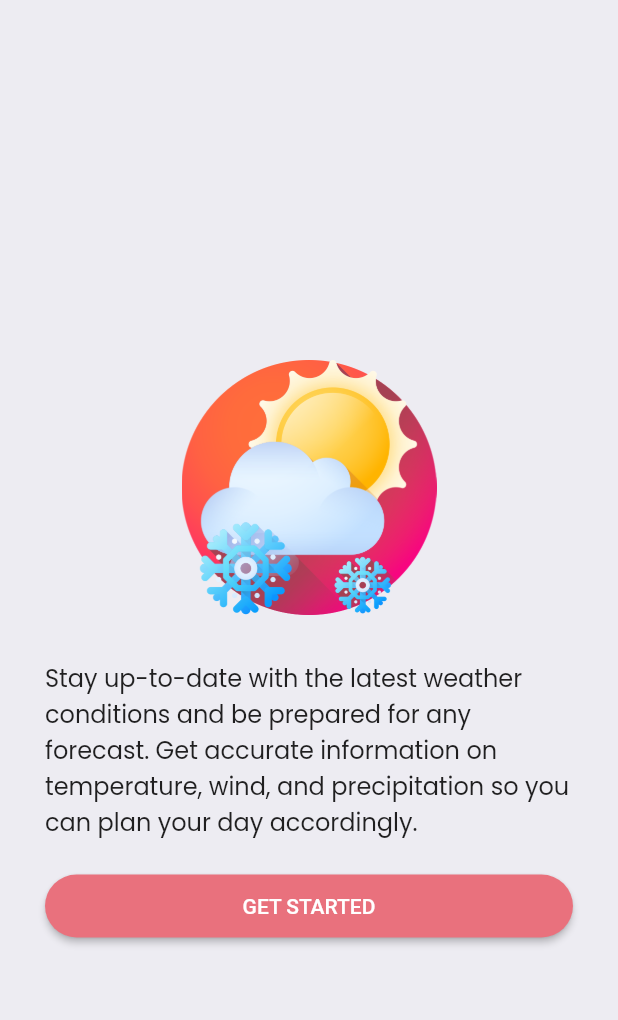
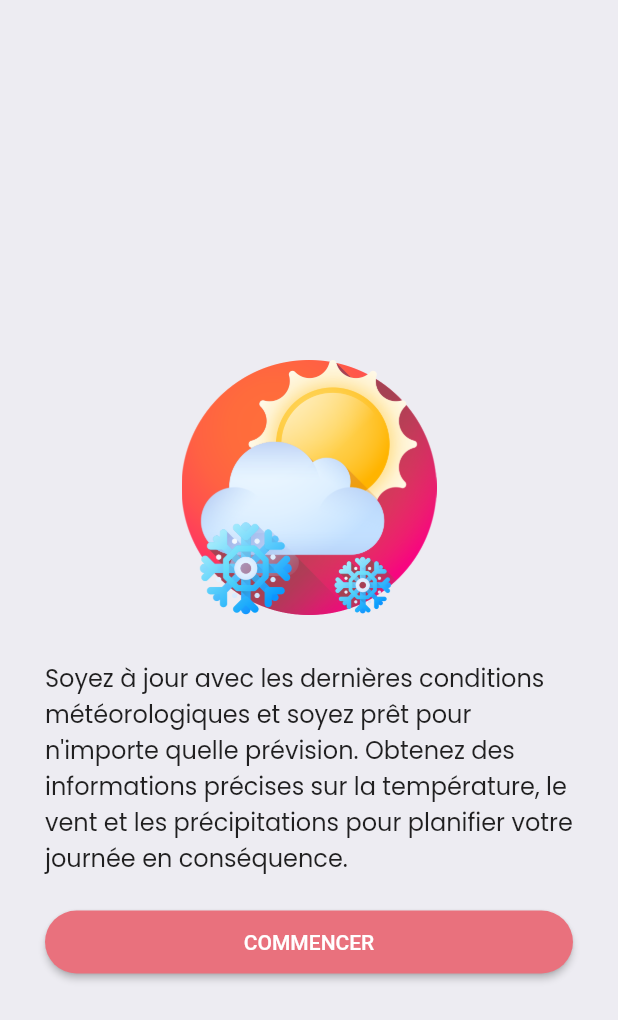
Before and after one commit to MoussaDioufDIALLO/WeatherAppFlutter, a Flutter app: the screen it shows after launch, on a phone screen of 412 x 824 dp. Shown: the top 1020 px of the screen. Run offline on Flutter 3.47's test engine with Material 2 defaults, Android fonts, the phone set to English and light mode, and no system bars; our stand-ins replace dio, get, google_fonts, percent_indicator, retrofit; generated files the repository leaves out were written again.

Commit message:
22/Mai/2023-23h

```diff
--- a/lib/Views/welcome_page.dart
+++ b/lib/Views/welcome_page.dart
@@ -38,7 +38,7 @@ class WelcomePage extends StatelessWidget {
                       bottom: 20
                   ),
                   child: Text(
-                    "Stay up-to-date with the latest weather conditions and be prepared for any forecast. Get accurate information on temperature, wind, and precipitation so you can plan your day accordingly.",
+                    "Soyez à jour avec les dernières conditions météorologiques et soyez prêt pour n'importe quelle prévision. Obtenez des informations précises sur la température, le vent et les précipitations pour planifier votre journée en conséquence.",
                     style: GoogleFonts.poppins(
                         color: Colors.black87,
                         fontSize: 16
@@ -56,7 +56,7 @@ class WelcomePage extends StatelessWidget {
                         shape:  StadiumBorder(),
                         padding: EdgeInsets.all(13)
                     ),
-                    child: Text('GET STARTED'),
+                    child: Text('COMMENCER'),
                     onPressed:() {
                       /*  Navigator.push(context, MaterialPageRoute(builder: (context) => SocialPage(),
                               Get.to(SocialPage());
--- a/lib/models/weather.dart
+++ b/lib/models/weather.dart
@@ -6,7 +6,8 @@ class Weather {
   final double? high;
   final String? description;
   final int clouds;
-  final double windSpeed; // ajout de la propriété windSpeed
+  final double windSpeed;
+
 
   Weather({
     this.city,
@@ -17,6 +18,7 @@ class Weather {
     this.description,
     required this.clouds,
     required this.windSpeed,
+
   });
 
   factory Weather.fromJson(Map<String, dynamic> json) {
@@ -28,7 +30,7 @@ class Weather {
       high: json['main']['temp_max'].toDouble(),
       description: json['weather'][0]['description'],
       clouds: json['clouds'] != null ? json['clouds']['all'] : 0,
-      windSpeed: json['wind']['speed'].toDouble(), // récupération de la propriété windSpeed
+      windSpeed: json['wind']['speed'].toDouble(),
     );
   }
 }
```
Also changed, not shown: lib/controlers/currentWeather.dart (+39 -13 lines), 1 other file.
